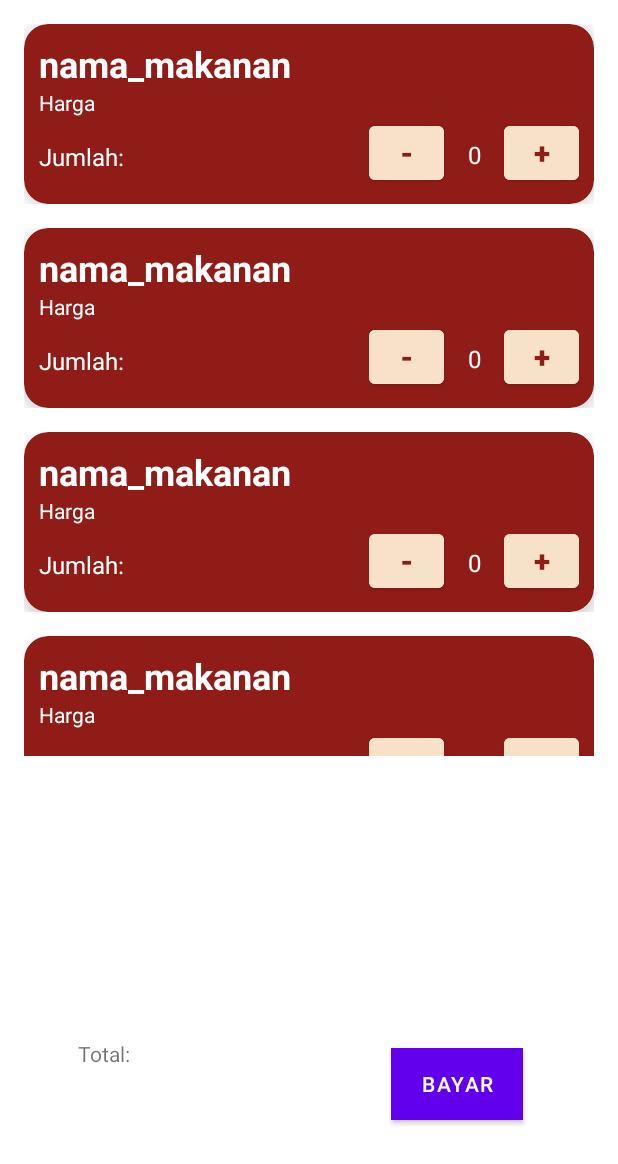
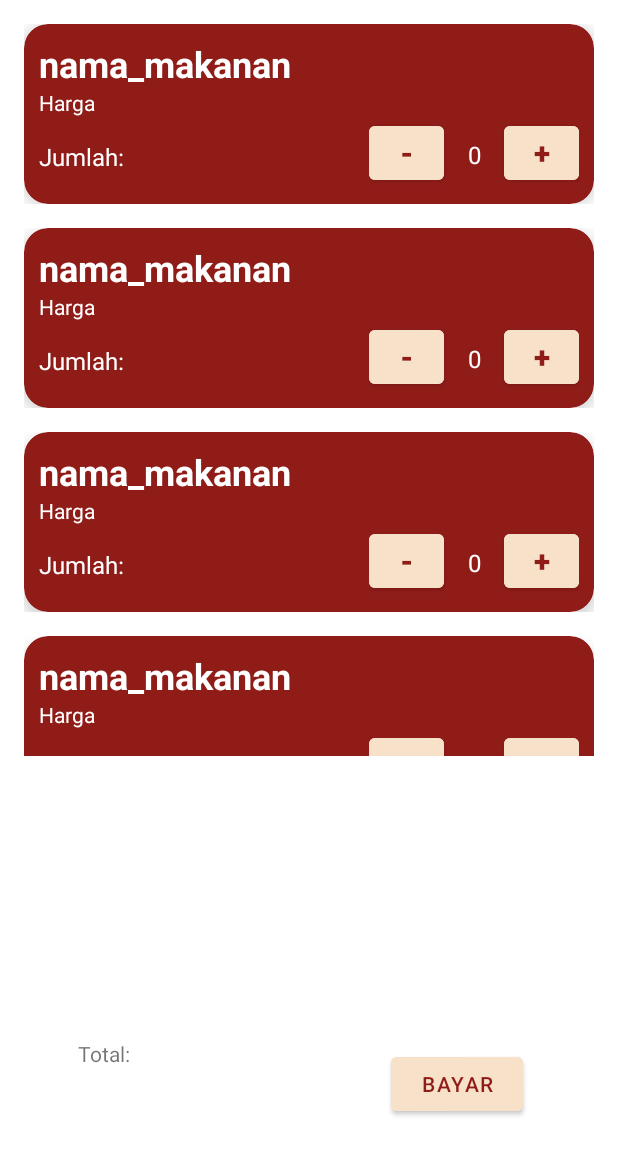
Before and after one commit to malikrafsan/Native-Android-App-Resto-Menu, an Android app: the layout fragment_keranjang.xml on its own in the app's theme, with its tools: preview values and no code run, on a phone screen of 412 x 824 dp. Shown: the top 1164 px of the screen. Run offline under Robolectric (Android 15) with nearby library versions, the phone set to English and light mode, and no system bars.

Commit message:
adjust style in branch and keranjang page

```diff
--- a/app/src/main/res/layout/fragment_daftar_restaurant.xml
+++ b/app/src/main/res/layout/fragment_daftar_restaurant.xml
@@ -11,7 +11,7 @@
         android:layout_gravity="center"
         android:layout_width="match_parent"
         android:layout_height="wrap_content"
-        app:cardBackgroundColor="@color/teal_700"
+        app:cardBackgroundColor="@color/secondary"
         app:contentPadding="10dp"
         app:cardElevation="6dp"
         app:cardCornerRadius="4dp">
@@ -55,6 +55,8 @@
                     android:id="@+id/maps"
                     android:layout_width="wrap_content"
                     android:layout_height="wrap_content"
+                    android:backgroundTint="@color/primary"
+                    android:textColor="@color/secondary"
                     android:text="Maps" />
 
             </LinearLayout>
--- a/app/src/main/res/layout/fragment_keranjang.xml
+++ b/app/src/main/res/layout/fragment_keranjang.xml
@@ -27,8 +27,8 @@
         android:layout_height="wrap_content"
         android:layout_marginEnd="63dp"
         android:layout_marginBottom="77dp"
-        android:background="#901C18"
-        android:backgroundTint="#901C18"
+        android:backgroundTint="@color/primary"
+        android:textColor="@color/secondary"
         android:text="Bayar"
         app:layout_constraintBottom_toBottomOf="parent"
         app:layout_constraintEnd_toEndOf="parent" />
```
